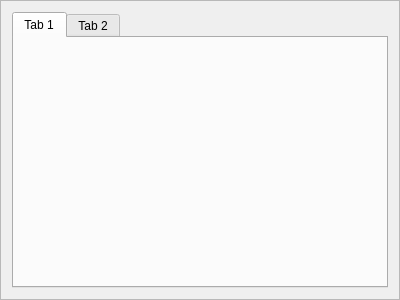
FRIBDAQ/SpecTcl, file src/SpectrumViewer.ui: the form before one commit.
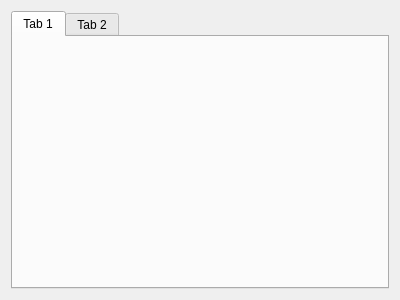
The form after the commit.

What changed in the file:
```diff
--- a/src/SpectrumViewer.ui
+++ b/src/SpectrumViewer.ui
@@ -1,7 +1,7 @@
 <?xml version="1.0" encoding="UTF-8"?>
 <ui version="4.0">
  <class>SpectrumViewer</class>
- <widget class="QFrame" name="SpectrumViewer">
+ <widget class="QWidget" name="SpectrumViewer">
   <property name="geometry">
    <rect>
     <x>0</x>
@@ -19,12 +19,6 @@
   <property name="windowTitle">
    <string>Frame</string>
   </property>
-  <property name="frameShape">
-   <enum>QFrame::StyledPanel</enum>
-  </property>
-  <property name="frameShadow">
-   <enum>QFrame::Raised</enum>
-  </property>
   <layout class="QGridLayout" name="gridLayout">
    <item row="0" column="0">
     <widget class="QTabWidget" name="pTabWidget">
```
